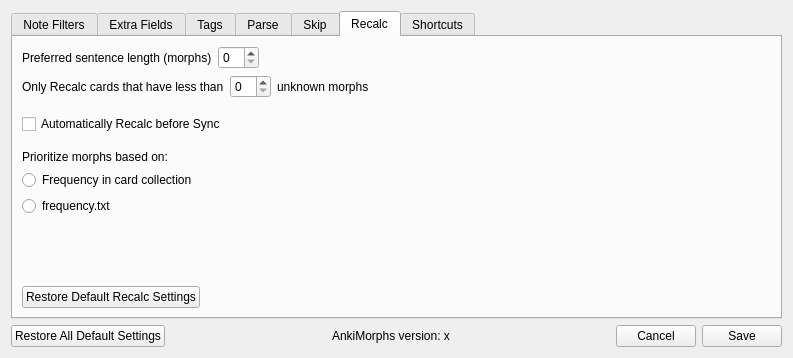
The window that ankimorphs/ui/settings_dialog.ui (mortii/anki-morphs) describes before a commit, drawn with Qt 5.
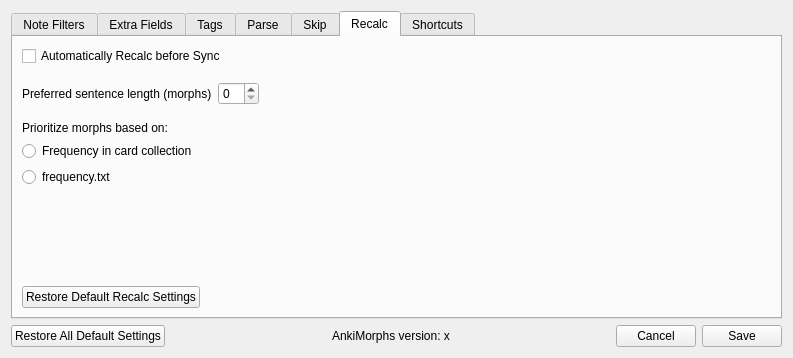
The same window after the commit. The open tabs and pages were chosen to show the change.

Patch:
```diff
--- a/ankimorphs/ui/settings_dialog.ui
+++ b/ankimorphs/ui/settings_dialog.ui
@@ -395,8 +395,25 @@
          <string>Recalc</string>
         </attribute>
         <layout class="QVBoxLayout" name="verticalLayout_18">
+         <item>
+          <layout class="QVBoxLayout" name="verticalLayout_17">
+           <property name="topMargin">
+            <number>0</number>
+           </property>
+           <item>
+            <widget class="QCheckBox" name="recalc_before_sync_input">
+             <property name="text">
+              <string>Automatically Recalc before Sync</string>
+             </property>
+            </widget>
+           </item>
+          </layout>
+         </item>
          <item>
           <layout class="QHBoxLayout" name="horizontalLayout_6">
+           <property name="topMargin">
+            <number>10</number>
+           </property>
            <item>
             <widget class="QLabel" name="label_6">
              <property name="text">
@@ -422,54 +439,6 @@
            </item>
           </layout>
          </item>
-         <item>
-          <layout class="QHBoxLayout" name="horizontalLayout_4">
-           <item>
-            <widget class="QLabel" name="label_7">
-             <property name="text">
-              <string>Only Recalc cards that have less than</string>
-             </property>
-            </widget>
-           </item>
-           <item>
-            <widget class="QSpinBox" name="recalc_unknown_morphs_count_input"/>
-           </item>
-           <item>
-            <widget class="QLabel" name="label">
-             <property name="text">
-              <string>unknown morphs</string>
-             </property>
-            </widget>
-           </item>
-           <item>
-            <spacer name="horizontalSpacer_10">
-             <property name="orientation">
-              <enum>Qt::Horizontal</enum>
-             </property>
-             <property name="sizeHint" stdset="0">
-              <size>
-               <width>40</width>
-               <height>20</height>
-              </size>
-             </property>
-            </spacer>
-           </item>
-          </layout>
-         </item>
-         <item>
-          <layout class="QVBoxLayout" name="verticalLayout_17">
-           <property name="topMargin">
-            <number>10</number>
-           </property>
-           <item>
-            <widget class="QCheckBox" name="recalc_before_sync_input">
-             <property name="text">
-              <string>Automatically Recalc before Sync</string>
-             </property>
-            </widget>
-           </item>
-          </layout>
-         </item>
          <item>
           <layout class="QVBoxLayout" name="verticalLayout_14">
            <property name="topMargin">
```
Left out of the diff: 2 changed lines with no effect on the pictures.
